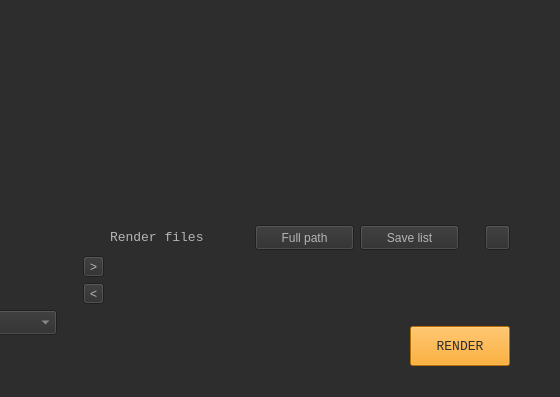
This is python/BlackPepper/ui/mvc_main_3.ui in NetflixVFX-Ac/BlackPepper as Qt 5 draws it before an edit; both pictures show x 525 to 1085 and y 0 to 397 of the 1085 by 600 pixel window. The edited form follows.
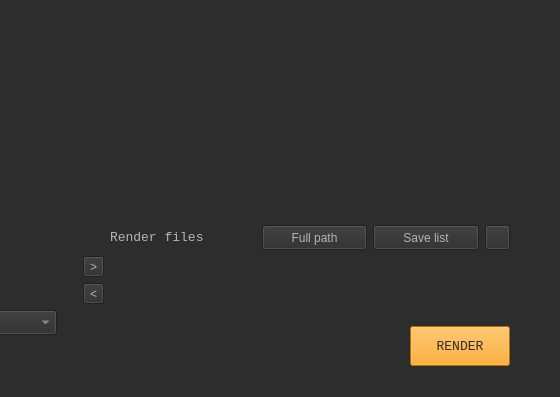
This is the edited form. Icons and pictures are not drawn.

Diff of the .ui file:
```diff
--- a/python/BlackPepper/ui/mvc_main_3.ui
+++ b/python/BlackPepper/ui/mvc_main_3.ui
@@ -195,22 +195,6 @@
               </property>
              </widget>
             </item>
-            <item>
-             <spacer name="horizontalSpacer_2">
-              <property name="orientation">
-               <enum>Qt::Horizontal</enum>
-              </property>
-              <property name="sizeType">
-               <enum>QSizePolicy::Fixed</enum>
-              </property>
-              <property name="sizeHint" stdset="0">
-               <size>
-                <width>20</width>
-                <height>20</height>
-               </size>
-              </property>
-             </spacer>
-            </item>
             <item>
              <widget class="QPushButton" name="reset_btn">
               <property name="sizePolicy">
```
Left out of the diff: 2 changed lines with no effect on the pictures.
